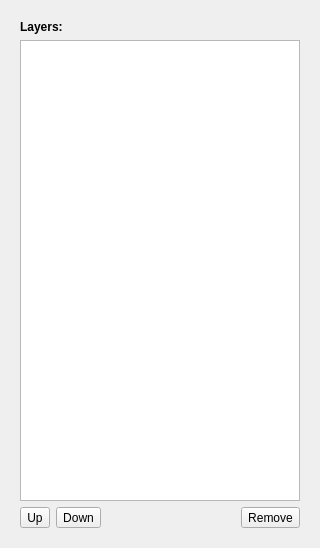
The window that applets/pixelClassification/viewerControls.ui (ilastik/ilastik) describes before a commit, drawn with Qt 5.
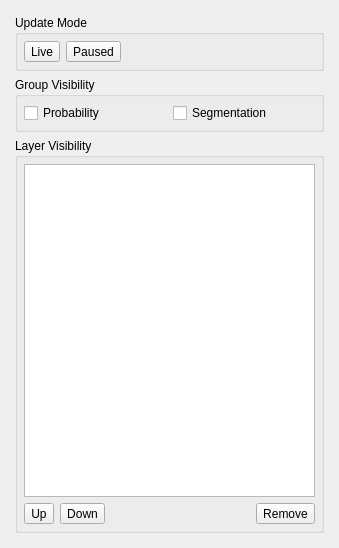
The same window after the commit. Icons and pictures are not drawn. Custom widgets are drawn as their Qt base class.

Commit message: Autocontext GUI: Replaced drawer and viewer control .ui files with the newer versions (copied from pixel classificaiton)

The edit to the form file:
```diff
--- a/applets/pixelClassification/viewerControls.ui
+++ b/applets/pixelClassification/viewerControls.ui
@@ -6,7 +6,7 @@
    <rect>
     <x>0</x>
     <y>0</y>
-    <width>320</width>
+    <width>339</width>
     <height>548</height>
    </rect>
   </property>
@@ -20,6 +20,12 @@
    <string>Form</string>
   </property>
   <layout class="QVBoxLayout" name="verticalLayout_3">
+   <property name="spacing">
+    <number>-1</number>
+   </property>
+   <property name="margin">
+    <number>6</number>
+   </property>
    <item>
     <widget class="QWidget" name="viewerControls" native="true">
      <property name="sizePolicy">
@@ -30,18 +36,101 @@
      </property>
      <layout class="QVBoxLayout" name="verticalLayout_2">
       <item>
-       <widget class="QLabel" name="label_2">
-        <property name="sizePolicy">
-         <sizepolicy hsizetype="Preferred" vsizetype="Maximum">
-          <horstretch>0</horstretch>
-          <verstretch>0</verstretch>
-         </sizepolicy>
-        </property>
+       <layout class="QVBoxLayout" name="verticalLayout_6">
+        <item>
+         <widget class="QGroupBox" name="groupBox_3">
+          <property name="title">
+           <string>Update Mode</string>
+          </property>
+          <layout class="QHBoxLayout" name="horizontalLayout">
+           <property name="margin">
+            <number>6</number>
+           </property>
+           <item>
+            <widget class="QToolButton" name="liveUpdateButton">
         <property name="text">
-         <string>&lt;b&gt;Layers:&lt;/b&gt;</string>
-        </property>
-       </widget>
-      </item>
+              <string>Live</string>
+             </property>
+             <property name="checkable">
+              <bool>true</bool>
+             </property>
+             <property name="autoExclusive">
+              <bool>true</bool>
+             </property>
+             <property name="toolButtonStyle">
+              <enum>Qt::ToolButtonTextBesideIcon</enum>
+             </property>
+            </widget>
+           </item>
+           <item>
+            <widget class="QToolButton" name="pauseUpdateButton">
+             <property name="text">
+              <string>Paused</string>
+             </property>
+             <property name="checkable">
+              <bool>true</bool>
+             </property>
+             <property name="autoExclusive">
+              <bool>true</bool>
+             </property>
+             <property name="toolButtonStyle">
+              <enum>Qt::ToolButtonTextBesideIcon</enum>
+             </property>
+            </widget>
+           </item>
+           <item>
+            <spacer name="horizontalSpacer_3">
+             <property name="orientation">
+              <enum>Qt::Horizontal</enum>
+             </property>
+             <property name="sizeHint" stdset="0">
+              <size>
+               <width>40</width>
+               <height>20</height>
+              </size>
+             </property>
+            </spacer>
+           </item>
+          </layout>
+         </widget>
+        </item>
+        <item>
+         <widget class="QGroupBox" name="groupBox">
+          <property name="title">
+           <string>Group Visibility</string>
+          </property>
+          <layout class="QHBoxLayout" name="horizontalLayout_3">
+           <property name="margin">
+            <number>6</number>
+           </property>
+           <item>
+            <widget class="QCheckBox" name="checkShowPredictions">
+             <property name="text">
+              <string>Probability</string>
+             </property>
+            </widget>
+           </item>
+           <item>
+            <widget class="QCheckBox" name="checkShowSegmentation">
+             <property name="text">
+              <string>Segmentation</string>
+             </property>
+            </widget>
+           </item>
+          </layout>
+         </widget>
+        </item>
+       </layout>
+      </item>
+      <item>
+       <widget class="QGroupBox" name="groupBox_2">
+        <property name="title">
+         <string>Layer Visibility</string>
+        </property>
+        <layout class="QVBoxLayout" name="verticalLayout">
+         <property name="margin">
+          <number>6</number>
+         </property>
       <item>
        <widget class="LayerWidget" name="layerWidget">
         <property name="sizePolicy">
@@ -110,6 +199,9 @@
          </widget>
         </item>
        </layout>
+         </item>
+        </layout>
+       </widget>
       </item>
      </layout>
     </widget>
```
Lines whose indentation alone changed are shown as unchanged. The commit also changes 1 other file.
